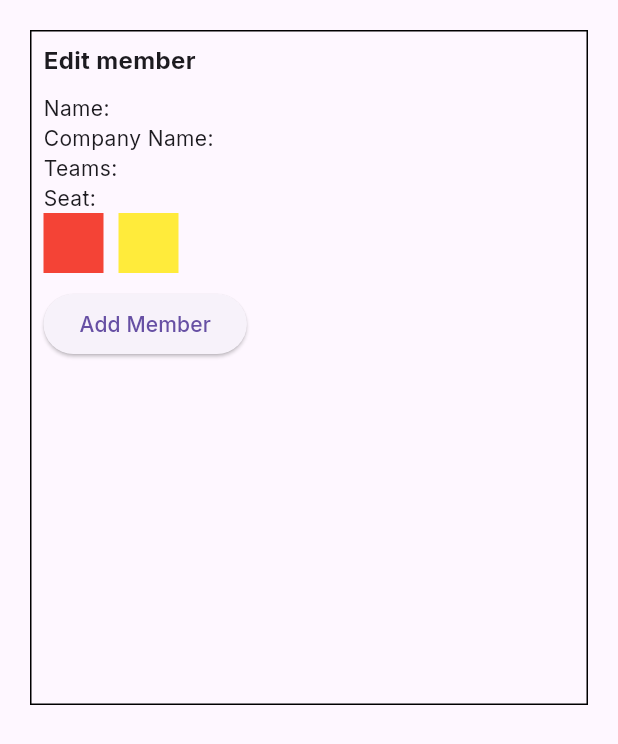
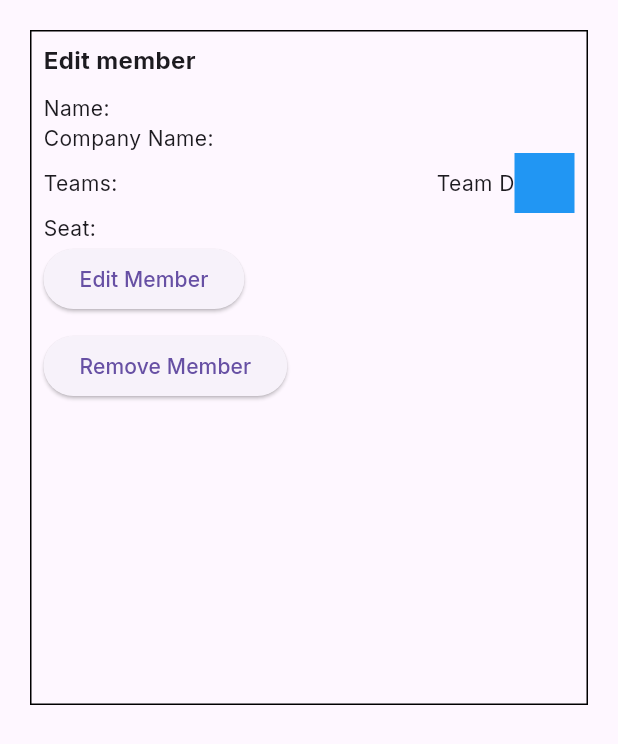
Before and after one commit to nihonf-bin/seating-manager, a Flutter app: the EditMember widget shown alone on an empty page, opened directly, on a phone screen of 412 x 824 dp. Shown: the top 744 px of the screen. Run offline on Flutter 3.47's test engine with Material 3 defaults, Android fonts, the phone set to English and light mode, and no system bars; our stand-ins replace go_router, google_fonts.

Commit message:
edit member and add member done

```diff
--- a/frontend/lib/editmember.dart
+++ b/frontend/lib/editmember.dart
@@ -35,13 +35,25 @@ class EditMember extends StatelessWidget {
                       children: [
                         Text('Company Name: ', style: TextStyle(fontSize: 14)),
                         ],
+
                     ),
                     Row(
                       mainAxisAlignment: MainAxisAlignment.spaceBetween,
                       children: [
                         Text('Teams: ', style: TextStyle(fontSize: 14)),
-                         ],
 
+                        Row(
+                        mainAxisAlignment: MainAxisAlignment.spaceEvenly,
+                        children: [
+                          Text('Team D', style: TextStyle(fontSize: 14)),
+                          Container(
+                            height: 40,
+                            width: 40,
+                            color: Colors.blue,
+                          ),
+                        ],
+                      ),
+                      ],
                     ),
                      Row(
                       mainAxisAlignment: MainAxisAlignment.spaceBetween,
@@ -49,24 +61,9 @@ class EditMember extends StatelessWidget {
                         Text('Seat: ', style: TextStyle(fontSize: 14)),
                          ],
                     ),
-                    Row(
-                      mainAxisAlignment: MainAxisAlignment.start,
-                      children: [
-                         SizedBox(height: 10),
-                        Container(
-                          height: 40,
-                          width: 40,
-                          color: Colors.red
-                        ),
-                        SizedBox(width:10),
-                        Container(
-                          height: 40,
-                          width: 40,
-                          color: Colors.yellow)
-                         ],
-                    ),
+                    ElevatedButton(onPressed:(){}, child:Text('Edit Member')),
                     SizedBox(height: 10),
-                    ElevatedButton(onPressed:(){}, child:Text('Add Member'))
+                    ElevatedButton(onPressed:(){}, child:Text('Remove Member'))
                   ],
                 ),
               ),
--- a/frontend/lib/landing.dart
+++ b/frontend/lib/landing.dart
@@ -2,6 +2,7 @@ import 'package:flutter/material.dart';
 import 'package:google_fonts/google_fonts.dart';
 import 'package:online_seating_chart/addmember.dart';
 import 'package:online_seating_chart/appbar.dart';
+import 'package:online_seating_chart/editmember.dart';
 import 'package:online_seating_chart/styles.dart';
 
 class LandingPage extends StatefulWidget {
```
